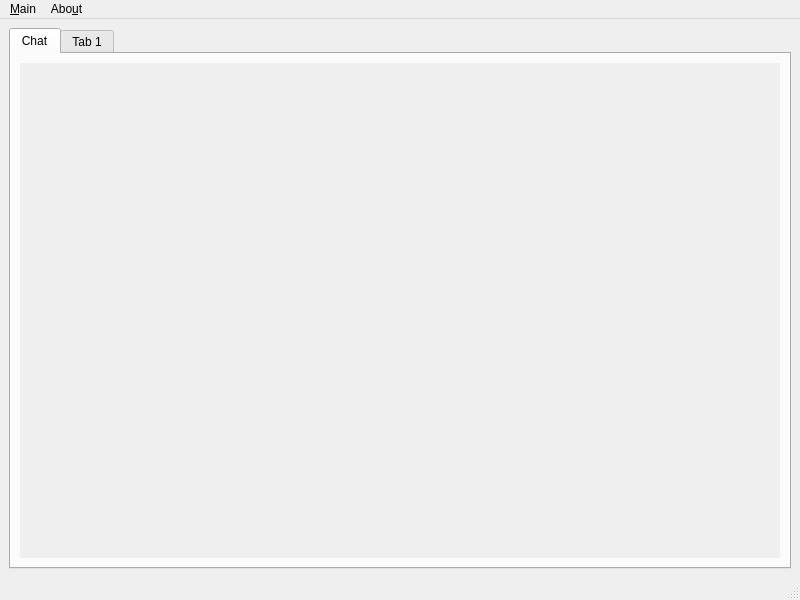
netpipe/cannachat, file mainwindow.ui: the form before one commit.
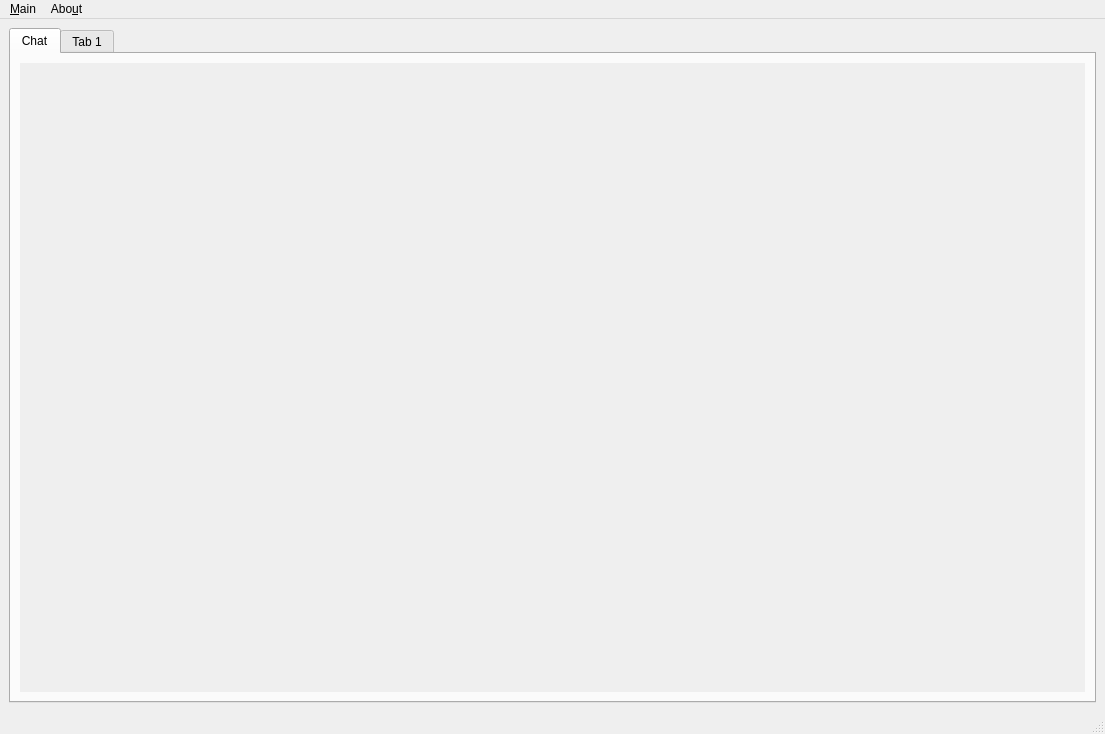
The form after the commit. The open tabs and pages were chosen to show the change.

```diff
--- a/mainwindow.ui
+++ b/mainwindow.ui
@@ -6,15 +6,15 @@
    <rect>
     <x>0</x>
     <y>0</y>
-    <width>800</width>
-    <height>600</height>
+    <width>1105</width>
+    <height>734</height>
    </rect>
   </property>
   <property name="windowTitle">
    <string>MainWindow</string>
   </property>
   <widget class="QWidget" name="centralwidget">
-   <layout class="QGridLayout" name="gridLayout_2">
+   <layout class="QGridLayout" name="gridLayout_3">
     <item row="0" column="0">
      <widget class="QTabWidget" name="tabWidget">
       <property name="currentIndex">
@@ -24,9 +24,17 @@
        <attribute name="title">
         <string>Chat</string>
        </attribute>
-       <layout class="QGridLayout" name="gridLayout_3">
+       <layout class="QGridLayout" name="gridLayout_2">
         <item row="0" column="0">
+         <layout class="QHBoxLayout" name="horizontalLayout">
+          <item>
          <widget class="QWidget" name="chatwidget" native="true">
+            <property name="sizePolicy">
+             <sizepolicy hsizetype="Expanding" vsizetype="Expanding">
+              <horstretch>0</horstretch>
+              <verstretch>0</verstretch>
+             </sizepolicy>
+            </property>
           <property name="baseSize">
            <size>
             <width>0</width>
@@ -39,6 +47,8 @@
          </widget>
         </item>
        </layout>
+        </item>
+       </layout>
       </widget>
       <widget class="QWidget" name="tab">
        <attribute name="title">
@@ -59,7 +69,7 @@
     <rect>
      <x>0</x>
      <y>0</y>
-     <width>800</width>
+     <width>1105</width>
      <height>24</height>
     </rect>
    </property>
```
Left out of the diff: 2 changed lines with no effect on the pictures. Lines whose indentation alone changed are shown as unchanged.
